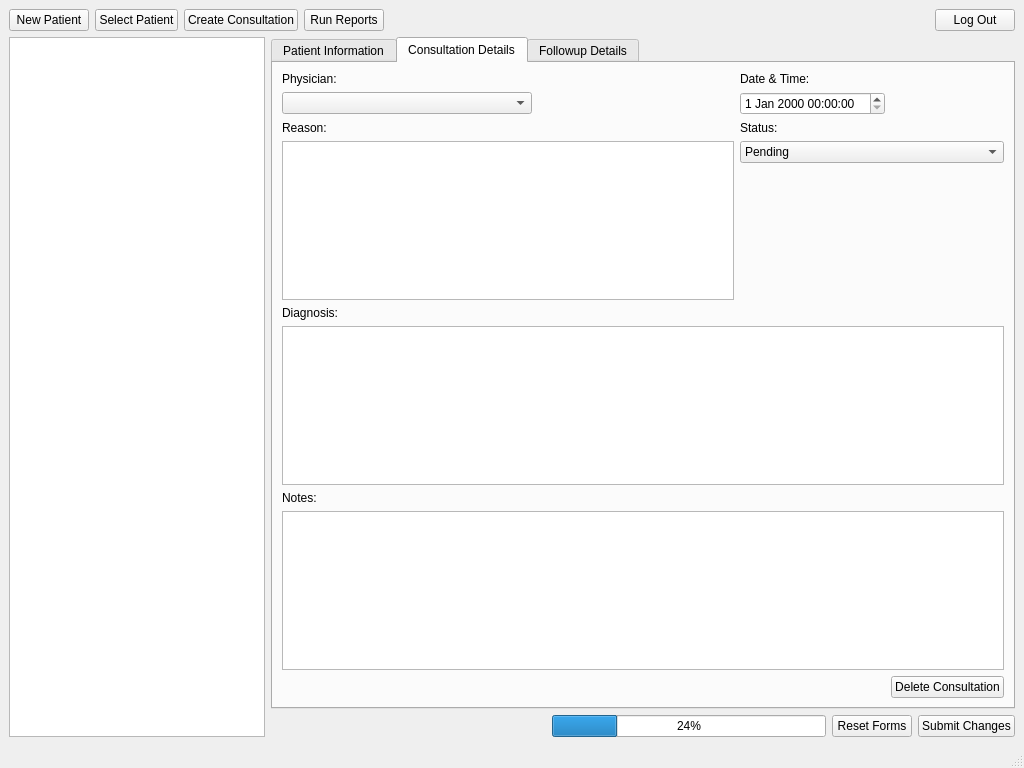
Above: CuCare/mainwindow.ui from svershin/cuCare before the change. Below: the same form after it.
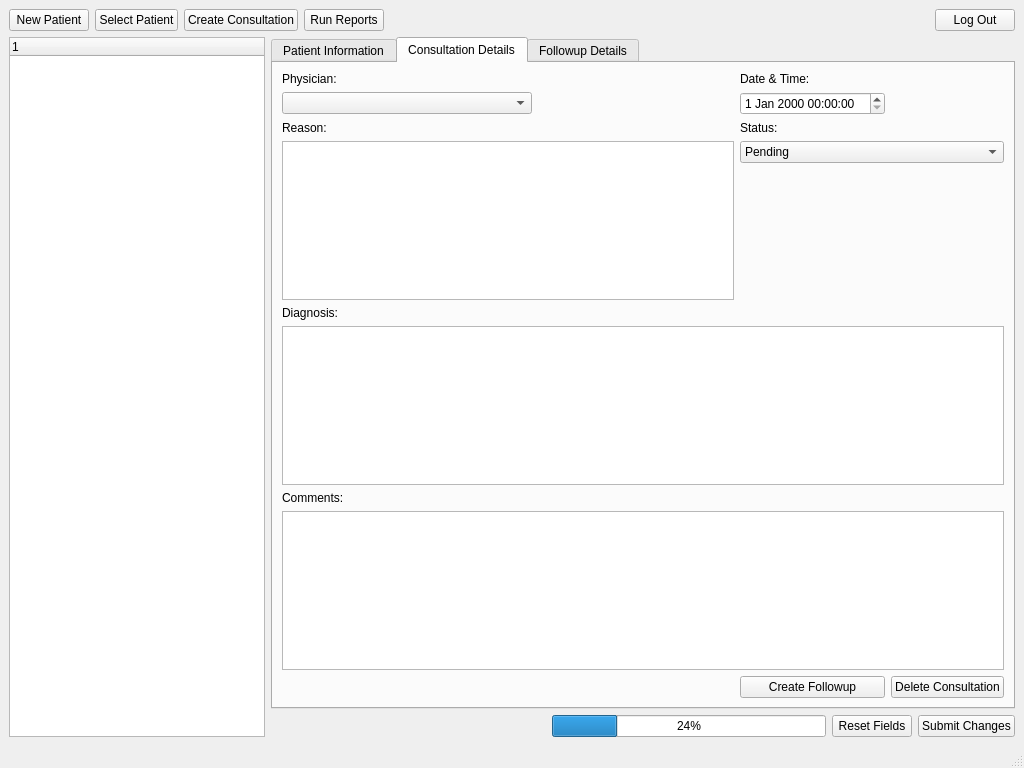
That is the form after the change. The open tabs and pages were chosen to show the change.

Commit message: Finished up displaying info on main window

Diff of the .ui file:
```diff
--- a/CuCare/mainwindow.ui
+++ b/CuCare/mainwindow.ui
@@ -46,7 +46,7 @@
       <item>
        <widget class="QPushButton" name="ResetFormsPushButton">
         <property name="text">
-         <string>Reset Forms</string>
+         <string>Reset Fields</string>
         </property>
        </widget>
       </item>
@@ -59,16 +59,6 @@
       </item>
      </layout>
     </item>
-    <item row="1" column="0" rowspan="2">
-     <widget class="QTreeView" name="treeView">
-      <property name="sizePolicy">
-       <sizepolicy hsizetype="Minimum" vsizetype="Expanding">
-        <horstretch>0</horstretch>
-        <verstretch>0</verstretch>
-       </sizepolicy>
-      </property>
-     </widget>
-    </item>
     <item row="0" column="0" colspan="3">
      <layout class="QHBoxLayout" name="MainButtonsHorizontalLayout">
       <item>
@@ -420,7 +410,7 @@
         <item row="8" column="0">
          <widget class="QLabel" name="ConsultationNotesLabel">
           <property name="text">
-           <string>Notes:</string>
+           <string>Comments:</string>
           </property>
          </widget>
         </item>
@@ -487,6 +477,13 @@
           </property>
          </widget>
         </item>
+        <item row="10" column="1">
+         <widget class="QPushButton" name="CreateFollowupPushButton">
+          <property name="text">
+           <string>Create Followup</string>
+          </property>
+         </widget>
+        </item>
        </layout>
       </widget>
       <widget class="QWidget" name="FollowupInfoTab">
@@ -590,6 +587,21 @@
       </widget>
      </widget>
     </item>
+    <item row="1" column="0" rowspan="2">
+     <widget class="QTreeWidget" name="PatientTreeWidget">
+      <property name="sizePolicy">
+       <sizepolicy hsizetype="Minimum" vsizetype="Expanding">
+        <horstretch>0</horstretch>
+        <verstretch>0</verstretch>
+       </sizepolicy>
+      </property>
+      <column>
+       <property name="text">
+        <string notr="true">1</string>
+       </property>
+      </column>
+     </widget>
+    </item>
    </layout>
   </widget>
   <widget class="QMenuBar" name="menubar">
```
Left out of the diff: 11 changed lines with no effect on the pictures. The commit also changes 4 other files.
